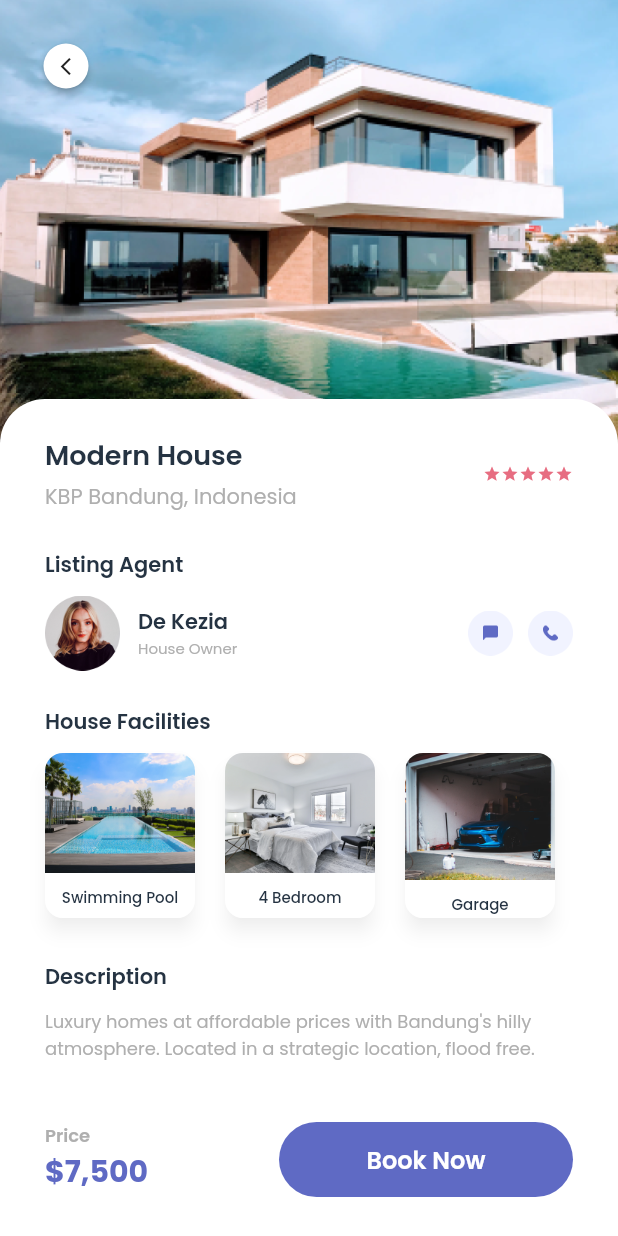
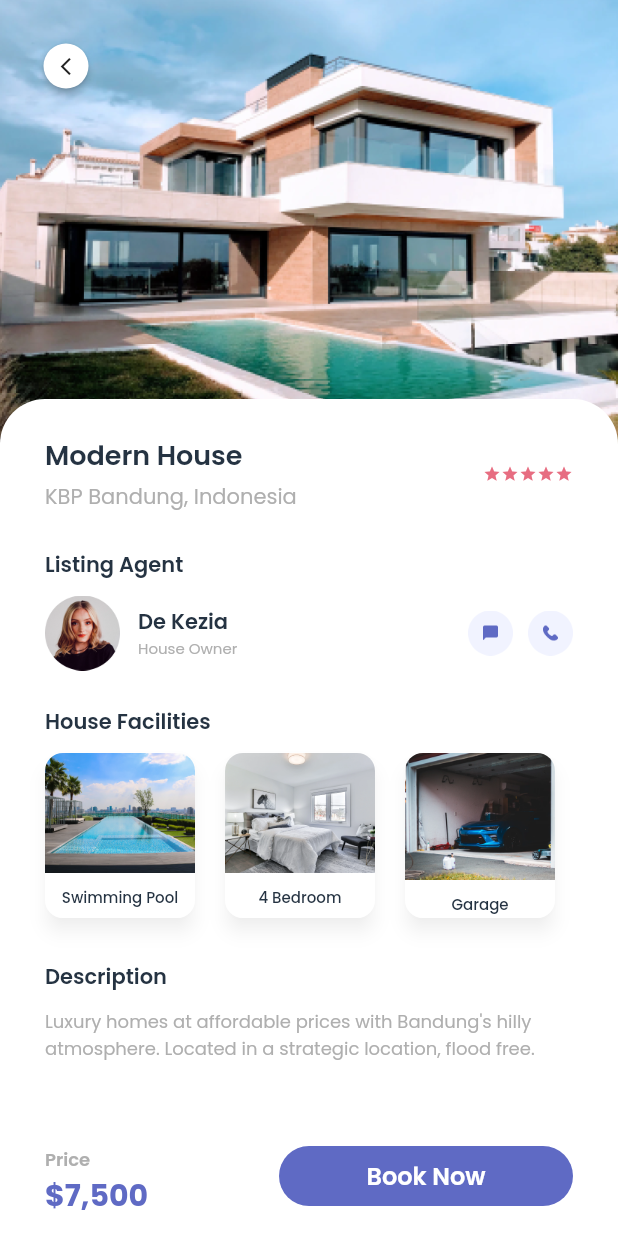
Before and after one commit to zahniar88/rent_house, a Flutter app: the DetailPage screen opened directly, on a phone screen of 412 x 824 dp. Run offline on Flutter 3.47's test engine with Material 2 defaults, Android fonts, the phone set to English and light mode, and no system bars; our stand-ins replace google_fonts.

Commit message:
detail page

```diff
--- a/lib/screens/detail_page.dart
+++ b/lib/screens/detail_page.dart
@@ -187,10 +187,37 @@ class DetailPage extends StatelessWidget {
                     style: descText,
                   ),
                 ),
-                SizedBox(height: 40),
-                Container(
-                  height: 70,
-                  padding: EdgeInsets.symmetric(horizontal: 30),
+                SizedBox(height: 110),
+              ],
+            ),
+            // NOTE: button back
+            Positioned(
+              top: 20,
+              left: 20,
+              child: MaterialButton(
+                onPressed: () {
+                  Navigator.pop(context);
+                },
+                minWidth: 30,
+                height: 30,
+                padding: EdgeInsets.all(5),
+                color: whiteColor,
+                shape: RoundedRectangleBorder(
+                  borderRadius: BorderRadius.circular(100),
+                ),
+                child: Icon(
+                  Icons.arrow_back_ios_outlined,
+                  size: 14,
+                ),
+              ),
+            ),
+          ],
+        ),
+      ),
+      bottomNavigationBar: Container(
+        padding: EdgeInsets.symmetric(horizontal: 30, vertical: 20),
+        height: 80,
+        color: whiteColor,
         child: Row(
           crossAxisAlignment: CrossAxisAlignment.start,
           children: [
@@ -226,32 +253,6 @@ class DetailPage extends StatelessWidget {
                 ),
               ),
             )
-                    ],
-                  ),
-                ),
-              ],
-            ),
-            // NOTE: button back
-            Positioned(
-              top: 20,
-              left: 20,
-              child: MaterialButton(
-                onPressed: () {
-                  Navigator.pop(context);
-                },
-                minWidth: 30,
-                height: 30,
-                padding: EdgeInsets.all(5),
-                color: whiteColor,
-                shape: RoundedRectangleBorder(
-                  borderRadius: BorderRadius.circular(100),
-                ),
-                child: Icon(
-                  Icons.arrow_back_ios_outlined,
-                  size: 14,
-                ),
-              ),
-            ),
           ],
         ),
       ),
```
Lines whose indentation alone changed are shown as unchanged.
